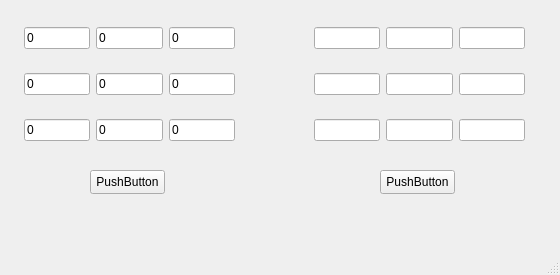
Lunatic2339/calculator, file mainwindow.ui: the form before one commit.
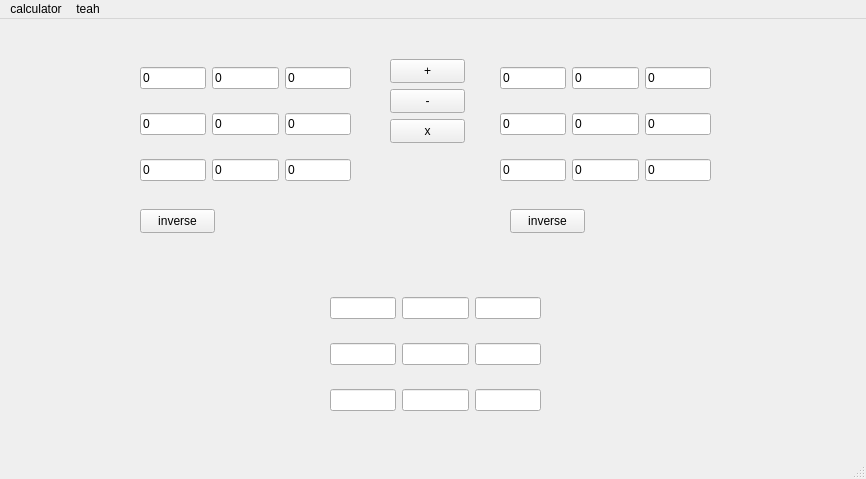
The form after the commit.

```diff
--- a/mainwindow.ui
+++ b/mainwindow.ui
@@ -6,8 +6,8 @@
    <rect>
     <x>0</x>
     <y>0</y>
-    <width>560</width>
-    <height>275</height>
+    <width>866</width>
+    <height>479</height>
    </rect>
   </property>
   <property name="windowTitle">
@@ -17,21 +17,21 @@
    <widget class="QPushButton" name="pushButton">
     <property name="geometry">
      <rect>
-      <x>90</x>
-      <y>170</y>
+      <x>140</x>
+      <y>190</y>
       <width>75</width>
       <height>24</height>
      </rect>
     </property>
     <property name="text">
-     <string>PushButton</string>
+     <string>inverse</string>
     </property>
    </widget>
    <widget class="QWidget" name="gridLayoutWidget">
     <property name="geometry">
      <rect>
-      <x>24</x>
-      <y>9</y>
+      <x>140</x>
+      <y>30</y>
       <width>211</width>
       <height>151</height>
      </rect>
@@ -105,21 +105,21 @@
    <widget class="QPushButton" name="pushButton_2">
     <property name="geometry">
      <rect>
-      <x>380</x>
-      <y>170</y>
+      <x>510</x>
+      <y>190</y>
       <width>75</width>
       <height>24</height>
      </rect>
     </property>
     <property name="text">
-     <string>PushButton</string>
+     <string>inverse</string>
     </property>
    </widget>
    <widget class="QWidget" name="gridLayoutWidget_2">
     <property name="geometry">
      <rect>
-      <x>314</x>
-      <y>9</y>
+      <x>330</x>
+      <y>260</y>
       <width>211</width>
       <height>151</height>
      </rect>
@@ -190,16 +190,147 @@
      </item>
     </layout>
    </widget>
+   <widget class="QWidget" name="gridLayoutWidget_3">
+    <property name="geometry">
+     <rect>
+      <x>500</x>
+      <y>30</y>
+      <width>211</width>
+      <height>151</height>
+     </rect>
+    </property>
+    <layout class="QGridLayout" name="gridLayout_3">
+     <item row="1" column="1">
+      <widget class="QLineEdit" name="inputBox5_2">
+       <property name="text">
+        <string>0</string>
+       </property>
+      </widget>
+     </item>
+     <item row="0" column="2">
+      <widget class="QLineEdit" name="inputBox3_2">
+       <property name="text">
+        <string>0</string>
+       </property>
+      </widget>
+     </item>
+     <item row="1" column="2">
+      <widget class="QLineEdit" name="inputBox6_2">
+       <property name="text">
+        <string>0</string>
+       </property>
+      </widget>
+     </item>
+     <item row="1" column="0">
+      <widget class="QLineEdit" name="inputBox4_2">
+       <property name="text">
+        <string>0</string>
+       </property>
+      </widget>
+     </item>
+     <item row="0" column="1">
+      <widget class="QLineEdit" name="inputBox2_2">
+       <property name="text">
+        <string>0</string>
+       </property>
+      </widget>
+     </item>
+     <item row="2" column="0">
+      <widget class="QLineEdit" name="inputBox7_2">
+       <property name="text">
+        <string>0</string>
+       </property>
+      </widget>
+     </item>
+     <item row="2" column="1">
+      <widget class="QLineEdit" name="inputBox8_2">
+       <property name="text">
+        <string>0</string>
+       </property>
+      </widget>
+     </item>
+     <item row="2" column="2">
+      <widget class="QLineEdit" name="inputBox9_2">
+       <property name="text">
+        <string>0</string>
+       </property>
+      </widget>
+     </item>
+     <item row="0" column="0">
+      <widget class="QLineEdit" name="inputBox1_2">
+       <property name="text">
+        <string>0</string>
+       </property>
+      </widget>
+     </item>
+    </layout>
+   </widget>
+   <widget class="QPushButton" name="plusButton">
+    <property name="geometry">
+     <rect>
+      <x>390</x>
+      <y>40</y>
+      <width>75</width>
+      <height>24</height>
+     </rect>
+    </property>
+    <property name="text">
+     <string>+</string>
+    </property>
+   </widget>
+   <widget class="QPushButton" name="minusButton">
+    <property name="geometry">
+     <rect>
+      <x>390</x>
+      <y>70</y>
+      <width>75</width>
+      <height>24</height>
+     </rect>
+    </property>
+    <property name="text">
+     <string>-</string>
+    </property>
+   </widget>
+   <widget class="QPushButton" name="mulButton">
+    <property name="geometry">
+     <rect>
+      <x>390</x>
+      <y>100</y>
+      <width>75</width>
+      <height>24</height>
+     </rect>
+    </property>
+    <property name="text">
+     <string>x</string>
+    </property>
+   </widget>
   </widget>
   <widget class="QMenuBar" name="menubar">
    <property name="geometry">
     <rect>
      <x>0</x>
      <y>0</y>
-     <width>560</width>
+     <width>866</width>
      <height>25</height>
     </rect>
    </property>
+   <widget class="QMenu" name="menucalculator">
+    <property name="title">
+     <string>calculator</string>
+    </property>
+    <addaction name="separator"/>
+    <addaction name="separator"/>
+    <addaction name="separator"/>
+    <addaction name="actionmatrix"/>
+    <addaction name="separator"/>
+   </widget>
+   <widget class="QMenu" name="menuteah">
+    <property name="title">
+     <string>teah</string>
+    </property>
+   </widget>
+   <addaction name="menucalculator"/>
+   <addaction name="menuteah"/>
   </widget>
   <widget class="QStatusBar" name="statusbar"/>
  </widget>
```
Left out of the diff: 79 changed lines with no effect on the pictures.
